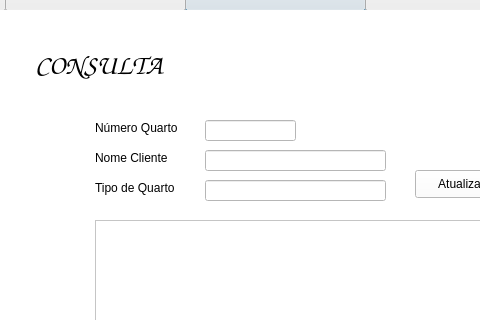
Caioww/Hotel, file InterfaceGrafica/Hotel/menupainel.ui: the form before one commit; both pictures show x 355 to 835 and y 90 to 410 of the 1082 by 634 pixel window.
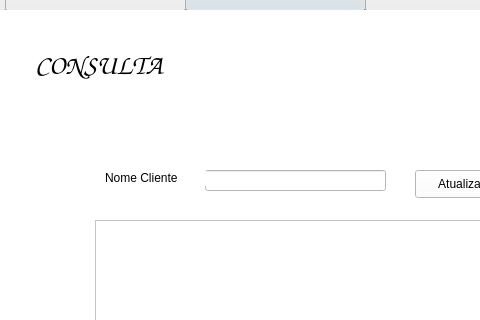
The form after the commit. The open tabs and pages were chosen to show the change. Icons and pictures are not drawn.

Diff of the .ui file:
```diff
--- a/InterfaceGrafica/Hotel/menupainel.ui
+++ b/InterfaceGrafica/Hotel/menupainel.ui
@@ -849,29 +849,6 @@
     </widget>
    </widget>
    <widget class="QWidget" name="page_4">
-    <widget class="QLineEdit" name="txtNQuarto">
-     <property name="geometry">
-      <rect>
-       <x>560</x>
-       <y>110</y>
-       <width>91</width>
-       <height>21</height>
-      </rect>
-     </property>
-    </widget>
-    <widget class="QLabel" name="label_22">
-     <property name="geometry">
-      <rect>
-       <x>450</x>
-       <y>110</y>
-       <width>101</width>
-       <height>16</height>
-      </rect>
-     </property>
-     <property name="text">
-      <string>Número Quarto</string>
-     </property>
-    </widget>
     <widget class="QTableWidget" name="tableWidget">
      <property name="geometry">
       <rect>
@@ -905,25 +882,12 @@
      <property name="geometry">
       <rect>
        <x>560</x>
-       <y>140</y>
+       <y>160</y>
        <width>181</width>
        <height>21</height>
       </rect>
      </property>
     </widget>
-    <widget class="QLabel" name="label_23">
-     <property name="geometry">
-      <rect>
-       <x>450</x>
-       <y>170</y>
-       <width>91</width>
-       <height>16</height>
-      </rect>
-     </property>
-     <property name="text">
-      <string>Tipo de Quarto</string>
-     </property>
-    </widget>
     <widget class="QPushButton" name="btnBuscar">
      <property name="geometry">
       <rect>
@@ -940,8 +904,8 @@
     <widget class="QLabel" name="label_24">
      <property name="geometry">
       <rect>
-       <x>450</x>
-       <y>140</y>
+       <x>460</x>
+       <y>160</y>
        <width>101</width>
        <height>16</height>
       </rect>
@@ -950,16 +914,6 @@
       <string>Nome Cliente</string>
      </property>
     </widget>
-    <widget class="QLineEdit" name="txtTQuarto">
-     <property name="geometry">
-      <rect>
-       <x>560</x>
-       <y>170</y>
-       <width>181</width>
-       <height>21</height>
-      </rect>
-     </property>
-    </widget>
     <widget class="QPushButton" name="btnRemover">
      <property name="geometry">
       <rect>
```
Left out of the diff: 2 changed lines with no effect on the pictures.
